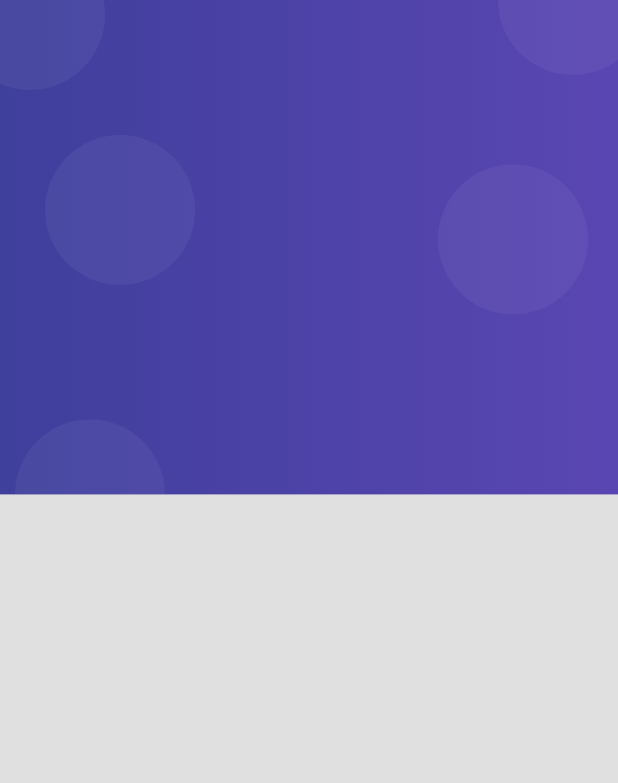
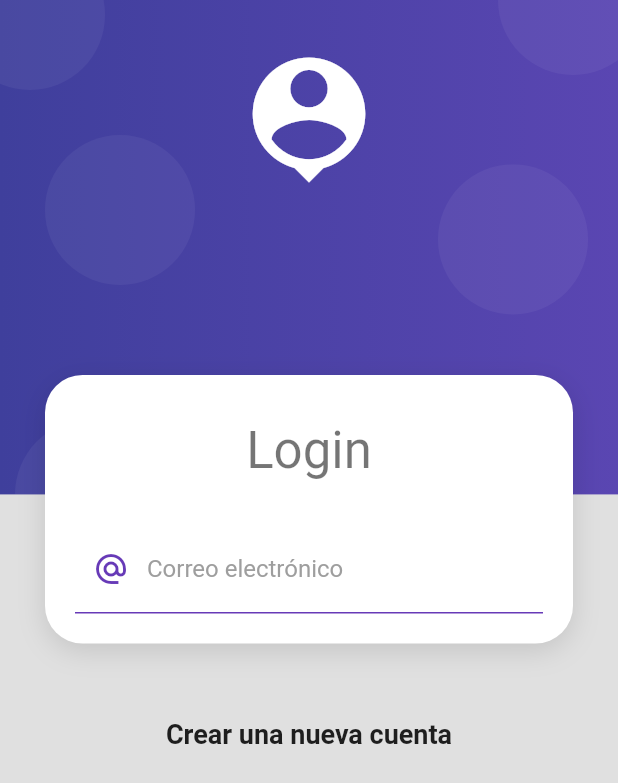
Before and after one commit to Bernardo-Mejia/ProductosApp, a Flutter app: the screen it shows after launch, on a phone screen of 412 x 824 dp. Shown: the top 783 px of the screen. Run offline on Flutter 3.47's test engine with Material 2 defaults, Android fonts, the phone set to English and light mode, and no system bars.

Commit message:
V.1.1. Ya está el input del correo. Falta optimizarlo

```diff
--- a/lib/screens/login_screen.dart
+++ b/lib/screens/login_screen.dart
@@ -6,7 +6,73 @@ class LoginScreen extends StatelessWidget{
   @override
   Widget build(BuildContext context){
     return Scaffold(
-      body: AuthBackground()
+      body: AuthBackground(
+        child: SingleChildScrollView(
+          child: Column(
+            children: [
+
+              SizedBox(height: 250,),
+
+              CardContainer(
+                child: Column(
+                  children: [
+
+                    SizedBox( height: 10 ),
+                    Text('Login', style: Theme.of(context).textTheme.headline4,),
+                    SizedBox(height: 30,),
+
+                    _LoginForm()
+
+                  ],
+                )
+              ),
+
+            SizedBox(height: 50),
+            Text('Crear una nueva cuenta', style: TextStyle(fontSize: 18, fontWeight: FontWeight.bold),)
+
+            ],
+          ),
+        )
+      )
     );
   }
 }
+
+class _LoginForm extends StatelessWidget {
+
+  @override
+  Widget build(BuildContext context) {
+    return Container(
+      child: Form(
+        // TODO: Mantener la referencia del KEY
+        child: Column(
+          children: [
+            TextFormField(
+              autocorrect: false,
+              keyboardType: TextInputType.emailAddress,
+              decoration: InputDecoration(
+                enabledBorder: UnderlineInputBorder(
+                  borderSide: BorderSide(
+                    color: Colors.deepPurple
+                  ),
+                ),
+              focusedBorder: UnderlineInputBorder(
+                borderSide:BorderSide(
+                  color: Colors.deepPurple,
+                  width: 2
+                )
+              ),
+              hintText: 'prueba@gmail.com',
+              labelText: 'Correo electrónico',
+              labelStyle: TextStyle(
+                color: Colors.grey
+              ),
+              prefixIcon: Icon(Icons.alternate_email_sharp, color: Colors.deepPurple,)
+              ),
+            )
+          ]
+        ),
+      ),
+    );
+  }
+}
--- a/lib/widgets/auth_background.dart
+++ b/lib/widgets/auth_background.dart
@@ -1,6 +1,13 @@
 import 'package:flutter/material.dart';
 
 class AuthBackground extends StatelessWidget {
+
+  final Widget child;
+
+  const AuthBackground({
+    Key? key,
+    required this.child
+  }) : super(key: key);
 
   @override
   Widget build(BuildContext context) {
@@ -12,8 +19,26 @@ class AuthBackground extends StatelessWidget {
         children: [
 
           _PurpleBox(),
+          // TODO: container para el widget
+          _HeaderIcon(),
+          // TODO: container del Login
+          this.child,
+        ],
+      ),
+    );
+  }
+}
 
-        ],
+// ** widget del ícono
+class _HeaderIcon extends StatelessWidget {
+
+  @override
+  Widget build(BuildContext context) {
+    return SafeArea( // ** Es para no tomar en cuenta la parte superior del teléfono
+      child: Container(
+        width: double.infinity,
+        margin: EdgeInsets.only( top: 30 ),
+        child: Icon(Icons.person_pin, color: Colors.white, size: 100,),
       ),
     );
   }
--- /dev/null
+++ b/lib/widgets/card_container.dart
@@ -0,0 +1,36 @@
+import 'package:flutter/material.dart';
+
+class CardContainer extends StatelessWidget {
+
+  final Widget child;
+
+  const CardContainer({
+    Key ? key,
+    required this.child
+  }) : super(key: key);
+
+  @override
+  Widget build(BuildContext context) {
+    return Padding(
+      padding: EdgeInsets.symmetric(horizontal: 30), //** Es el espacio del widgert del login
+      child: Container(
+          width: double.infinity,
+          padding: EdgeInsets.all(20),
+          decoration: createCardShape(),
+          child: this.child,
+      ),
+    );
+  }
+
+  BoxDecoration createCardShape() => BoxDecoration(
+    color: Colors.white,
+    borderRadius: BorderRadius.circular(25),
+    boxShadow: [
+      BoxShadow(
+        color: Colors.black12,
+        blurRadius: 15,
+        offset: Offset(0,5)
+      )
+    ]
+  );
+}
--- a/lib/widgets/widgets.dart
+++ b/lib/widgets/widgets.dart
@@ -1 +1,2 @@
 export 'package:productos_app/widgets/auth_background.dart';
+export 'package:productos_app/widgets/card_container.dart';
```
Also changed, not shown: 1 other file.
